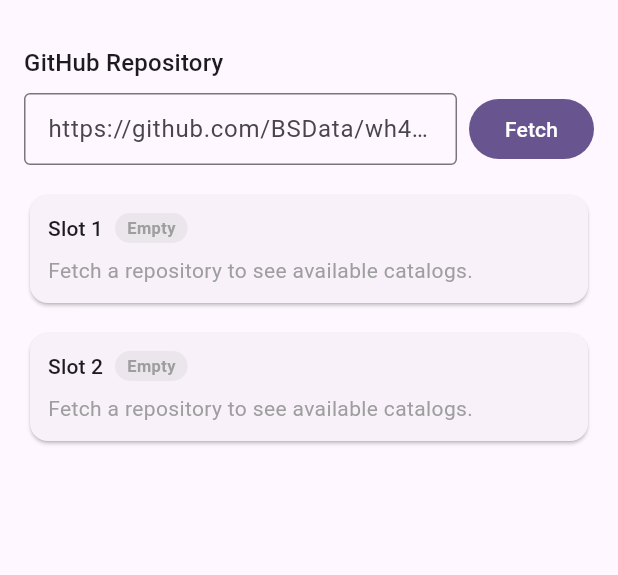
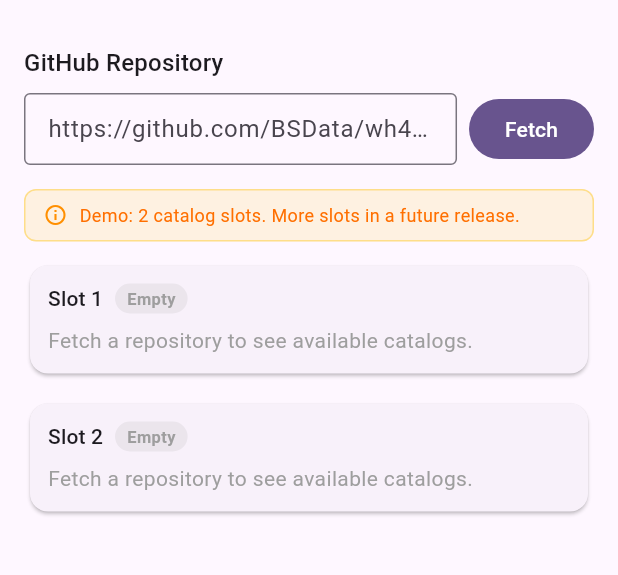
Before and after one commit to Goblin-app-dev/combat-goblin_prime, a Flutter app: the screen it shows after launch, after a tap on "Go to Downloads", on a phone screen of 412 x 824 dp, the part 63-638 px from its top. Run offline on Flutter 3.47's test engine with Material 3 defaults, Android fonts, the phone set to English and light mode, and no system bars.

Commit message:
fix: address review feedback on slot model, update-check, and naming
- Add "2-slot demo limitation" doc comment on kMaxSelectedCatalogs and
  visible banner in DownloadsScreen explaining the constraint
- Add SlotState.missingTargetIds field (sorted list) so missing
  dependency IDs are visible in the UI; loadSlot now catches
  AcquireFailure.missingTargetIds, displays them sorted, and
  auto-resolves via BsdResolver before retrying
- Show sorted missing dependency list in _SlotPanel error state
- Replace bool _updateAvailable with UpdateCheckStatus enum
  (unknown / upToDate / updatesAvailable / failed) so the UI can
  distinguish "check didn't run" from "no updates found"
- AppBar _UpdateCheckIndicator renders nothing for unknown/upToDate,
  badge for updatesAvailable, cloud_off icon for failed
- Re-export SourceLocator from import_session_controller.dart so
  consumers don't reach into m1_acquire internals
- Document full public API surface in controller class doc
- Add 4 new tests: UpdateCheckStatus initial state,
  SlotState.missingTargetIds default/non-empty, copyWith preservation

https://claude.ai/code/session_01FUwFx4dmNZSC72p6vgGb5u

```diff
--- a/lib/ui/app_shell.dart
+++ b/lib/ui/app_shell.dart
@@ -34,15 +34,10 @@ class _AppShellState extends State<AppShell> {
         appBar: AppBar(
           title: const Text('Combat Goblin'),
           actions: [
-            if (controller.updateAvailable)
-              IconButton(
-                icon: const Badge(
-                  smallSize: 8,
-                  child: Icon(Icons.system_update),
-                ),
-                tooltip: 'Updates available',
-                onPressed: () => setState(() => _selectedIndex = 1),
-              ),
+            _UpdateCheckIndicator(
+              status: controller.updateCheckStatus,
+              onTap: () => setState(() => _selectedIndex = 1),
+            ),
           ],
         ),
         drawer: Drawer(
@@ -81,3 +76,45 @@ class _AppShellState extends State<AppShell> {
     );
   }
 }
+
+/// Shows update status in the AppBar with distinct states:
+///
+/// - [UpdateCheckStatus.unknown] — hidden (check hasn't run yet)
+/// - [UpdateCheckStatus.upToDate] — no icon shown
+/// - [UpdateCheckStatus.updatesAvailable] — badge with update icon
+/// - [UpdateCheckStatus.failed] — warning icon with explanatory tooltip
+class _UpdateCheckIndicator extends StatelessWidget {
+  final UpdateCheckStatus status;
+  final VoidCallback onTap;
+
+  const _UpdateCheckIndicator({
+    required this.status,
+    required this.onTap,
+  });
+
+  @override
+  Widget build(BuildContext context) {
+    return switch (status) {
+      UpdateCheckStatus.unknown ||
+      UpdateCheckStatus.upToDate =>
+        const SizedBox.shrink(),
+      UpdateCheckStatus.updatesAvailable => IconButton(
+          icon: const Badge(
+            smallSize: 8,
+            child: Icon(Icons.system_update),
+          ),
+          tooltip: 'Updates available',
+          onPressed: onTap,
+        ),
+      UpdateCheckStatus.failed => IconButton(
+          icon: Icon(
+            Icons.cloud_off,
+            color: Colors.grey.shade500,
+            size: 20,
+          ),
+          tooltip: 'Update check failed — could not reach repository',
+          onPressed: onTap,
+        ),
+    };
+  }
+}
--- a/lib/ui/downloads/downloads_screen.dart
+++ b/lib/ui/downloads/downloads_screen.dart
@@ -1,6 +1,5 @@
 import 'package:flutter/material.dart';
 
-import 'package:combat_goblin_prime/modules/m1_acquire/models/source_locator.dart';
 import 'package:combat_goblin_prime/ui/import/import_session_controller.dart';
 import 'package:combat_goblin_prime/ui/import/import_session_provider.dart';
 
@@ -126,6 +125,35 @@ class _DownloadsScreenState extends State<DownloadsScreen> {
               ),
               const SizedBox(height: 16),
             ],
+
+            // --- Demo limitation banner ---
+            Container(
+              padding: const EdgeInsets.symmetric(horizontal: 12, vertical: 8),
+              decoration: BoxDecoration(
+                color: Colors.amber.withValues(alpha: 0.12),
+                borderRadius: BorderRadius.circular(8),
+                border: Border.all(
+                  color: Colors.amber.withValues(alpha: 0.4),
+                ),
+              ),
+              child: Row(
+                children: [
+                  Icon(Icons.info_outline, size: 16, color: Colors.amber.shade800),
+                  const SizedBox(width: 8),
+                  Expanded(
+                    child: Text(
+                      'Demo: $kMaxSelectedCatalogs catalog slots. '
+                      'More slots in a future release.',
+                      style: TextStyle(
+                        fontSize: 12,
+                        color: Colors.amber.shade900,
+                      ),
+                    ),
+                  ),
+                ],
+              ),
+            ),
+            const SizedBox(height: 12),
 
             // --- Slot Panels ---
             for (var i = 0; i < kMaxSelectedCatalogs; i++) ...[
@@ -399,7 +427,7 @@ class _SlotPanel extends StatelessWidget {
                   style: const TextStyle(color: Colors.green),
                 ),
               ),
-            if (slotState.status == SlotStatus.error)
+            if (slotState.status == SlotStatus.error) ...[
               Padding(
                 padding: const EdgeInsets.only(top: 8),
                 child: Text(
@@ -407,6 +435,33 @@ class _SlotPanel extends StatelessWidget {
                   style: TextStyle(color: Colors.red.shade700, fontSize: 12),
                 ),
               ),
+              // Show sorted missing dependency list when present
+              if (slotState.hasMissingDeps) ...[
+                const SizedBox(height: 4),
+                Text(
+                  'Missing dependencies (${slotState.missingTargetIds.length}):',
+                  style: TextStyle(
+                    fontSize: 11,
+                    fontWeight: FontWeight.w600,
+                    color: Colors.red.shade800,
+                  ),
+                ),
+                const SizedBox(height: 2),
+                ...slotState.missingTargetIds.map(
+                  (id) => Padding(
+                    padding: const EdgeInsets.only(left: 12),
+                    child: Text(
+                      id,
+                      style: TextStyle(
+                        fontSize: 11,
+                        fontFamily: 'monospace',
+                        color: Colors.red.shade600,
+                      ),
+                    ),
+                  ),
+                ),
+              ],
+            ],
           ],
         ),
       ),
--- a/lib/ui/import/import_session_controller.dart
+++ b/lib/ui/import/import_session_controller.dart
@@ -12,6 +12,8 @@ import 'package:combat_goblin_prime/services/bsd_resolver_service.dart';
 import 'package:combat_goblin_prime/services/github_sync_state.dart';
 import 'package:combat_goblin_prime/services/session_persistence_service.dart';
 
+export 'package:combat_goblin_prime/modules/m1_acquire/models/source_locator.dart'
+    show SourceLocator;
 export 'package:combat_goblin_prime/services/bsd_resolver_service.dart'
     show BsdResolverException, BsdResolverErrorCode, RepoTreeEntry, RepoTreeResult;
 export 'package:combat_goblin_prime/services/session_persistence_service.dart'
@@ -110,6 +112,10 @@ class SlotState {
 
   final String? errorMessage;
 
+  /// Missing dependency target IDs (sorted), populated when the pipeline
+  /// encounters unresolved references. Non-empty only in [SlotStatus.error].
+  final List<String> missingTargetIds;
+
   /// Built index, available after [SlotStatus.loaded].
   final IndexBundle? indexBundle;
 
@@ -120,6 +126,7 @@ class SlotState {
     this.sourceLocator,
     this.fetchedBytes,
     this.errorMessage,
+    this.missingTargetIds = const [],
     this.indexBundle,
   });
 
@@ -130,6 +137,7 @@ class SlotState {
     SourceLocator? sourceLocator,
     Uint8List? fetchedBytes,
     String? errorMessage,
+    List<String>? missingTargetIds,
     IndexBundle? indexBundle,
   }) {
     return SlotState(
@@ -139,15 +147,38 @@ class SlotState {
       sourceLocator: sourceLocator ?? this.sourceLocator,
       fetchedBytes: fetchedBytes ?? this.fetchedBytes,
       errorMessage: errorMessage ?? this.errorMessage,
+      missingTargetIds: missingTargetIds ?? this.missingTargetIds,
       indexBundle: indexBundle ?? this.indexBundle,
     );
   }
 
   /// Whether this slot has a searchable IndexBundle.
   bool get isSearchable => indexBundle != null;
+
+  /// Whether this slot has unresolved dependencies.
+  bool get hasMissingDeps => missingTargetIds.isNotEmpty;
+}
+
+/// Result of the non-blocking update check.
+enum UpdateCheckStatus {
+  /// Check has not run or is still in progress.
+  unknown,
+
+  /// Check completed and found no updates.
+  upToDate,
+
+  /// Check completed and found at least one changed blob SHA.
+  updatesAvailable,
+
+  /// Check failed (network error, no sync state, etc.).
+  failed,
 }
 
 /// Maximum number of user-selected primary catalogs.
+///
+/// This is a **demo limitation**. The per-slot architecture supports
+/// arbitrary N; the constant is intentionally low for the initial release
+/// to keep memory and network usage bounded during testing.
 const int kMaxSelectedCatalogs = 2;
 
 /// Controller for import session state.
@@ -177,6 +208,23 @@ const int kMaxSelectedCatalogs = 2;
 /// auto-resolved and do NOT count toward the catalog limit.
 ///
 /// Uses ChangeNotifier for minimal state management without external deps.
+///
+/// ## Public API surface
+///
+/// Types defined in this file:
+/// - [ImportStatus] — global build lifecycle enum
+/// - [SelectedFile] — file bytes + metadata for import
+/// - [SlotStatus] — per-slot lifecycle enum
+/// - [SlotState] — immutable snapshot of a single catalog slot
+/// - [UpdateCheckStatus] — tri-state enum for background update check
+/// - [kMaxSelectedCatalogs] — demo-limited slot count
+///
+/// Re-exported from other packages for consumer convenience:
+/// - [SourceLocator] (from m1_acquire)
+/// - [BsdResolverException], [BsdResolverErrorCode], [RepoTreeEntry],
+///   [RepoTreeResult] (from bsd_resolver_service)
+/// - [PersistedSession], [SessionPersistenceService]
+///   (from session_persistence_service)
 class ImportSessionController extends ChangeNotifier {
   // --- File Selection ---
 
@@ -306,10 +354,14 @@ class ImportSessionController extends ChangeNotifier {
 
   // --- Update Check State ---
 
-  bool _updateAvailable = false;
+  UpdateCheckStatus _updateCheckStatus = UpdateCheckStatus.unknown;
 
-  /// Whether updates are available for tracked catalogs.
-  bool get updateAvailable => _updateAvailable;
+  /// Current status of the background update check.
+  UpdateCheckStatus get updateCheckStatus => _updateCheckStatus;
+
+  /// Convenience: true only when the check completed and found updates.
+  bool get updateAvailable =>
+      _updateCheckStatus == UpdateCheckStatus.updatesAvailable;
 
   ImportSessionController({
     Directory? appDataRoot,
@@ -358,23 +410,38 @@ class ImportSessionController extends ChangeNotifier {
     if (_sourceLocator == null) return;
     try {
       final tree = await _bsdResolver.fetchRepoTree(_sourceLocator!);
-      if (tree == null) return;
+      if (tree == null) {
+        _updateCheckStatus = UpdateCheckStatus.failed;
+        notifyListeners();
+        return;
+      }
       final service = _gitHubSyncStateService;
-      if (service == null) return;
+      if (service == null) {
+        _updateCheckStatus = UpdateCheckStatus.failed;
+        notifyListeners();
+        return;
+      }
       final syncState = await service.loadState();
       final repoState = syncState.repos[_sourceLocator!.sourceKey];
-      if (repoState == null) return;
+      if (repoState == null) {
+        _updateCheckStatus = UpdateCheckStatus.failed;
+        notifyListeners();
+        return;
+      }
       // Compare SHAs from the fresh tree against persisted tracked files
       for (final entry in tree.entries) {
         final tracked = repoState.trackedFiles[entry.path];
         if (tracked != null && tracked.blobSha != entry.blobSha) {
-          _updateAvailable = true;
+          _updateCheckStatus = UpdateCheckStatus.updatesAvailable;
           notifyListeners();
           return;
         }
       }
+      _updateCheckStatus = UpdateCheckStatus.upToDate;
+      notifyListeners();
     } catch (_) {
-      // Fail silently
+      _updateCheckStatus = UpdateCheckStatus.failed;
+      notifyListeners();
     }
   }
 
@@ -794,6 +861,20 @@ class ImportSessionController extends ChangeNotifier {
       );
       await _saveSession();
     } on AcquireFailure catch (e) {
+      if (e.missingTargetIds.isNotEmpty) {
+        final sorted = List<String>.of(e.missingTargetIds)..sort();
+        _setSlot(
+          slot,
+          _slots[slot].copyWith(
+            status: SlotStatus.error,
+            errorMessage:
+                '${sorted.length} missing dependenc${sorted.length == 1 ? 'y' : 'ies'}',
+            missingTargetIds: List.unmodifiable(sorted),
+          ),
+        );
+        // Attempt auto-resolution via BsdResolver
+        await _autoResolveSlotDeps(slot, sorted);
+      } else {
         _setSlot(
           slot,
           _slots[slot].copyWith(
@@ -801,6 +882,7 @@ class ImportSessionController extends ChangeNotifier {
             errorMessage: e.message,
           ),
         );
+      }
     } catch (e) {
       _setSlot(
         slot,
@@ -809,6 +891,64 @@ class ImportSessionController extends ChangeNotifier {
           errorMessage: e.toString(),
         ),
       );
+    }
+  }
+
+  /// Attempts to auto-resolve missing dependencies for a slot.
+  ///
+  /// On success, caches the resolved bytes and retries loading the slot.
+  /// On partial/total failure, leaves the slot in error with the remaining
+  /// missing list visible for the user.
+  Future<void> _autoResolveSlotDeps(
+    int slot,
+    List<String> missingIds,
+  ) async {
+    final locator = _slots[slot].sourceLocator ?? _sourceLocator;
+    if (locator == null) return; // can't resolve without a locator
+
+    var resolved = 0;
+    for (final targetId in missingIds) {
+      if (_resolvedDependencies.containsKey(targetId)) {
+        resolved++;
+        continue;
+      }
+      final bytes = await _bsdResolver.fetchCatalogBytes(
+        sourceLocator: locator,
+        targetId: targetId,
+      );
+      if (_bsdResolver.lastError != null) {
+        // Rate limit or network error — stop resolution, keep error visible
+        _setSlot(
+          slot,
+          _slots[slot].copyWith(
+            errorMessage:
+                'Dependency resolution stopped: '
+                '${_bsdResolver.lastError?.userMessage ?? 'network error'}. '
+                '${missingIds.length - resolved} '
+                'dependenc${(missingIds.length - resolved) == 1 ? 'y' : 'ies'} '
+                'still missing.',
+          ),
+        );
+        return;
+      }
+      if (bytes != null) {
+        _resolvedDependencies[targetId] = bytes;
+        resolved++;
+      }
+    }
+
+    // If all resolved, retry loading the slot
+    if (missingIds.every((id) => _resolvedDependencies.containsKey(id))) {
+      // Transition back to ready so loadSlot can run again
+      _setSlot(
+        slot,
+        _slots[slot].copyWith(
+          status: SlotStatus.ready,
+          errorMessage: null,
+          missingTargetIds: const [],
+        ),
+      );
+      await loadSlot(slot);
     }
   }
 
```
Also changed, not shown: 1 other file. Lines whose indentation alone changed are shown as unchanged.
